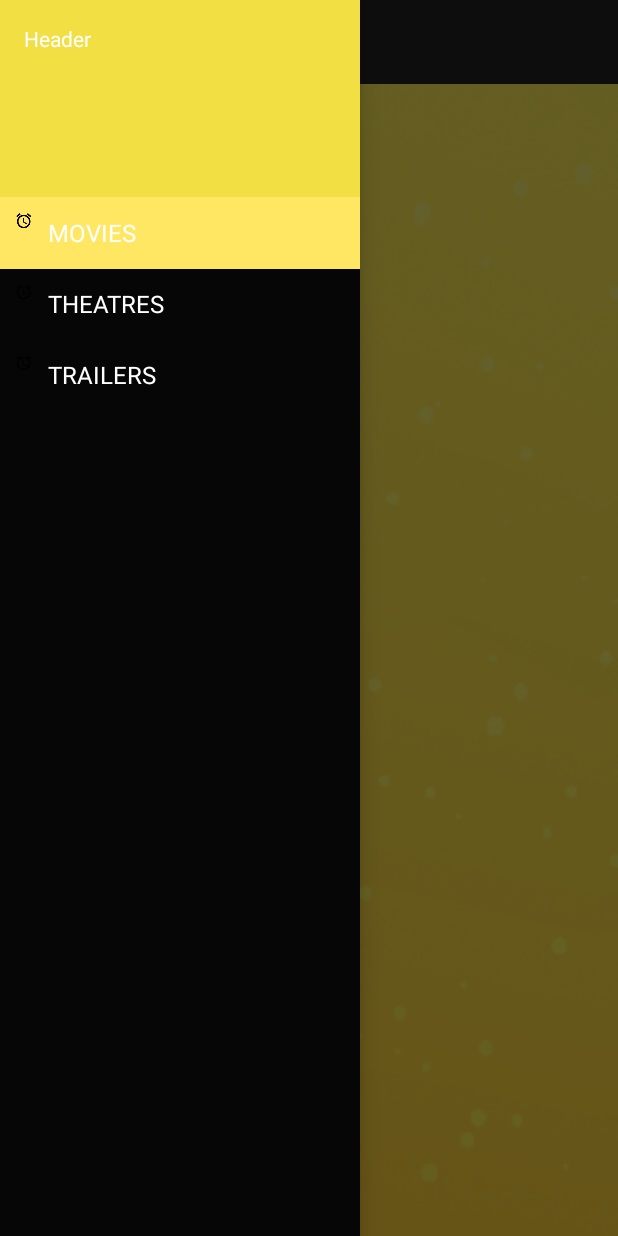
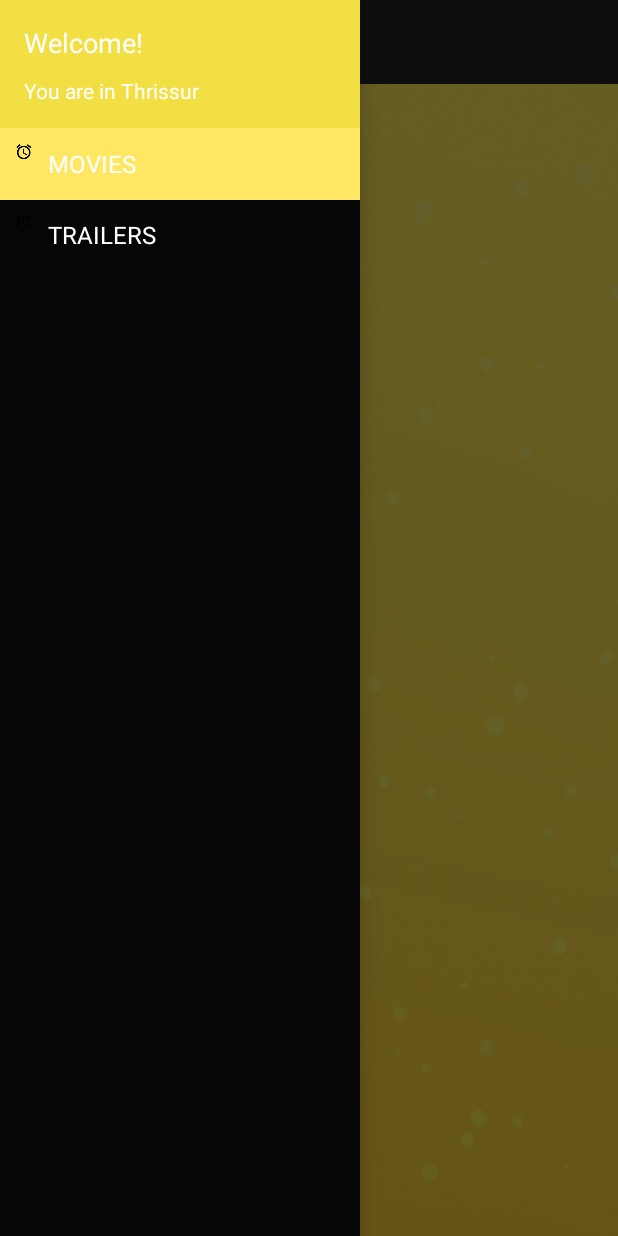
Before and after one commit to aneeraj/movies-at, an Android app: the MainActivity screen opened directly, with no data from a screen before it, with the side drawer open, on a phone screen of 412 x 824 dp. Run offline under Robolectric (Android 15) with nearby library versions, the phone set to English and light mode, and no system bars; our stand-ins replace Picasso; pictures from the network do not load; 3 statements that could not run were skipped.

Commit message:
Commit - 14:09 01/01

```diff
--- a/app/src/main/java/com/netbigs/apps/moviesat/MainActivity.java
+++ b/app/src/main/java/com/netbigs/apps/moviesat/MainActivity.java
@@ -37,11 +37,10 @@ public class MainActivity extends AppCompatActivity {
 
         setupToolbar();
 
-        DataModel[] drawerItem = new DataModel[3];
+        DataModel[] drawerItem = new DataModel[2];
 
         drawerItem[0] = new DataModel(R.drawable.connect, "MOVIES");
-        drawerItem[1] = new DataModel(R.drawable.fixtures, "THEATRES");
-        drawerItem[2] = new DataModel(R.drawable.table, "TRAILERS");
+        drawerItem[1] = new DataModel(R.drawable.table, "TRAILERS");
         getSupportActionBar().setDisplayHomeAsUpEnabled(false);
         getSupportActionBar().setHomeButtonEnabled(true);
 
@@ -79,10 +78,8 @@ public class MainActivity extends AppCompatActivity {
             case 0:
                 fragment = new MovieFragment();
                 break;
+
             case 1:
-                fragment = new TheatreFragment();
-                break;
-            case 2:
                 fragment = new TrailerFragment();
                 break;
 
--- a/app/src/main/java/com/netbigs/apps/moviesat/MovieFragment.java
+++ b/app/src/main/java/com/netbigs/apps/moviesat/MovieFragment.java
@@ -94,6 +94,7 @@ public class MovieFragment extends Fragment {
                         break;
                     case 1:
                         i = new Intent(MovieFragment.this.getActivity(),MovieDetail.class);
+                        i.putExtra("MovieName",mvname);
                         startActivity(i);
                         break;
                     case 2:
@@ -135,7 +136,6 @@ public class MovieFragment extends Fragment {
                 rdate = c.getString(TAG_DATE);
                 mvinfo = c.getString(TAG_MOVINF);
                 try {
-
                 GridItem item;
                     item = new GridItem();
                     item.setDrawableId(imglink);
@@ -176,6 +176,7 @@ public class MovieFragment extends Fragment {
                     BufferedReader reader = new BufferedReader(new InputStreamReader(inputStream, "UTF-8"), 8);
                     StringBuilder sb = new StringBuilder();
                     String line = null;
+
                     while ((line = reader.readLine()) != null)
                     {
                         sb.append(line + "\n");
@@ -194,6 +195,7 @@ public class MovieFragment extends Fragment {
                 showList();
 
                     mGridAdapter.setGridData(movie);
+
             }
 
         }
--- a/app/src/main/res/layout/nav_header.xml
+++ b/app/src/main/res/layout/nav_header.xml
@@ -1,17 +1,37 @@
 <?xml version="1.0" encoding="utf-8"?>
 <LinearLayout xmlns:android="http://schemas.android.com/apk/res/android"
+    xmlns:tools="http://schemas.android.com/tools"
     android:orientation="vertical" android:layout_width="match_parent"
     android:layout_height="192dp"
     android:background="#f1df43"
     android:padding="16dp"
     android:gravity="bottom">
 
+
     <TextView
         android:layout_width="match_parent"
-        android:layout_height="100dp"
-        android:text="Header"
+        android:layout_height="wrap_content"
+        android:text="Welcome!"
+        android:paddingBottom="10dp"
+        android:id="@+id/textviewss"
         android:textColor="@android:color/white"
-        android:textAppearance="@style/TextAppearance.AppCompat.Body1"/>
+        android:textAppearance="@style/TextAppearance.AppCompat.Body1"
+        android:textSize="18dp"
+
+        android:layout_alignParentStart="true"
+        />
+    <TextView
+        android:layout_width="wrap_content"
+        android:layout_height="wrap_content"
+
+        android:paddingRight="10dp"
+        android:text="You are in Thrissur"
+        android:textColor="@android:color/white"
+        android:textAppearance="@style/TextAppearance.AppCompat.Body1"
+
+         />
+
+
 
 
 </LinearLayout>
--- a/app/src/main/res/values/strings.xml
+++ b/app/src/main/res/values/strings.xml
@@ -3,8 +3,8 @@
     <string name="title_activity_area_main">AreaMain</string>
 
     <string name="title_section1">MOVIES</string>
-    <string name="title_section2">THEATRES</string>
-    <string name="title_section3">TRAILERS</string>
+
+    <string name="title_section2">TRAILERS</string>
 
     <string name="navigation_drawer_open">Open navigation drawer</string>
     <string name="navigation_drawer_close">Close navigation drawer</string>
@@ -20,7 +20,6 @@
 
     <string-array name="navigation_drawer_items_array">
         <item>MOVIES</item>
-        <item>THEATRES</item>
         <item>TRAILERS</item>
     </string-array>
 
```
Also changed, not shown: app/src/main/java/com/netbigs/apps/moviesat/MovieDetail.java (+20 -5 lines), app/src/main/res/drawable-xxhdpi/loc.png (added).
